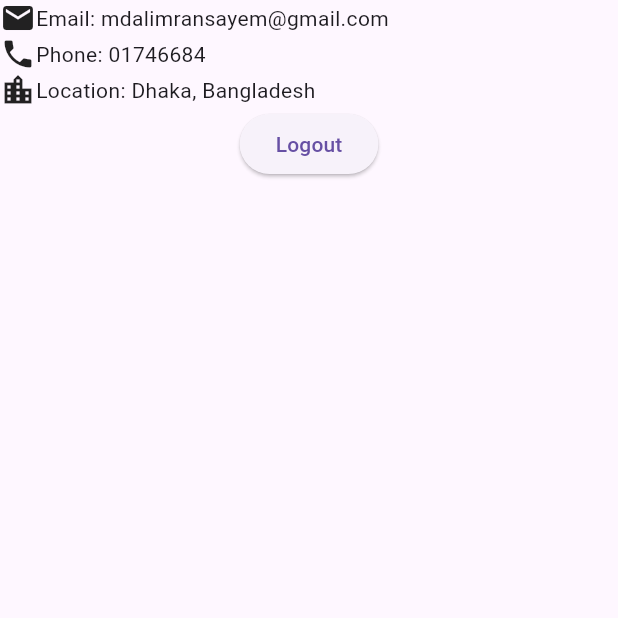
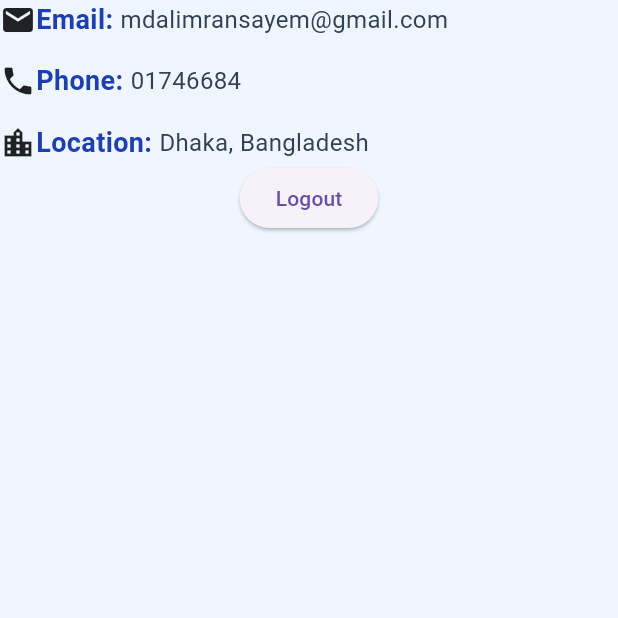
Before and after one commit to Sayem2004/dart-flutter-learning, a Flutter app: the screen it shows after launch, on a phone screen of 412 x 824 dp, the top half of it. Run offline on Flutter 3.47's test engine with Material 3 defaults, Android fonts, the phone set to English and light mode, and no system bars.

Commit message:
style: add reusable colors, text styles and spacing

```diff
--- a/day_11/flutter_task2/lib/main.dart
+++ b/day_11/flutter_task2/lib/main.dart
@@ -1,4 +1,5 @@
 import 'package:flutter/material.dart';
+import 'styles.dart';
 
 void main() {
   runApp(const MyApp());
@@ -11,6 +12,8 @@ class MyApp extends StatelessWidget {
   Widget build(BuildContext context) {
     return MaterialApp(
       home: Scaffold(
+        backgroundColor: AppStyles.backgroundColor,
+
         body: Column(
           children: [
             ContactInfo(
@@ -18,11 +21,13 @@ class MyApp extends StatelessWidget {
             label: "Email: ",
             value: "mdalimransayem@gmail.com",
             ),
+            const SizedBox(height: 15),
 
             ContactInfo(icon: Icons.phone,
             label: "Phone: ",
             value: "01746684"
             ),
+            const SizedBox(height: 15),
 
             ContactInfo(icon: Icons.location_city,
             label: "Location: ",
@@ -52,6 +57,8 @@ class ContactInfo extends StatelessWidget {
 
   @override
   Widget build(BuildContext context) {
-    return Row(children: [Icon(icon), Text(label), Text(value)]);
+    return Row(children: [Icon(icon),
+    Text(label, style: AppStyles.labelStyle,),
+    Text(value, style: AppStyles.valueStyle,)]);
   }
 }
--- /dev/null
+++ b/day_11/flutter_task2/lib/styles.dart
@@ -0,0 +1,20 @@
+import 'package:flutter/material.dart';
+
+class AppStyles {
+static const Color backgroundColor =
+    Color.fromRGBO(239, 246, 255, 1);
+
+static const TextStyle labelStyle = TextStyle(
+  fontSize: 18,
+  fontWeight: FontWeight.bold,
+  color: Color.fromRGBO(30, 64, 175, 1),
+);
+
+static const TextStyle valueStyle = TextStyle(
+  fontSize: 16,
+  color: Color.fromRGBO(51, 65, 85, 1),
+);
+
+ static const double contactMargin = 15;
+  static const double iconTextGap = 10;
+}
```
